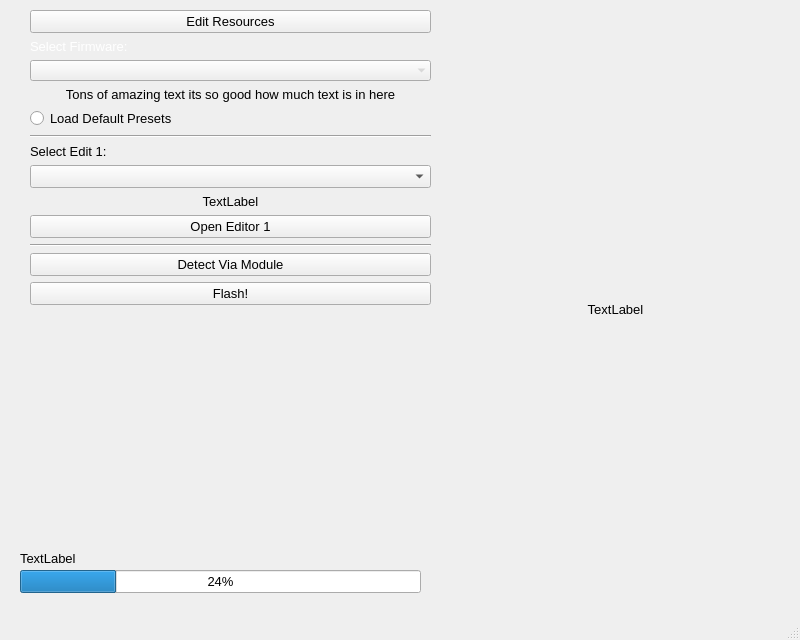
Above: mainwindow.ui from starlingcode/viaflash before the change. Below: the same form after it.
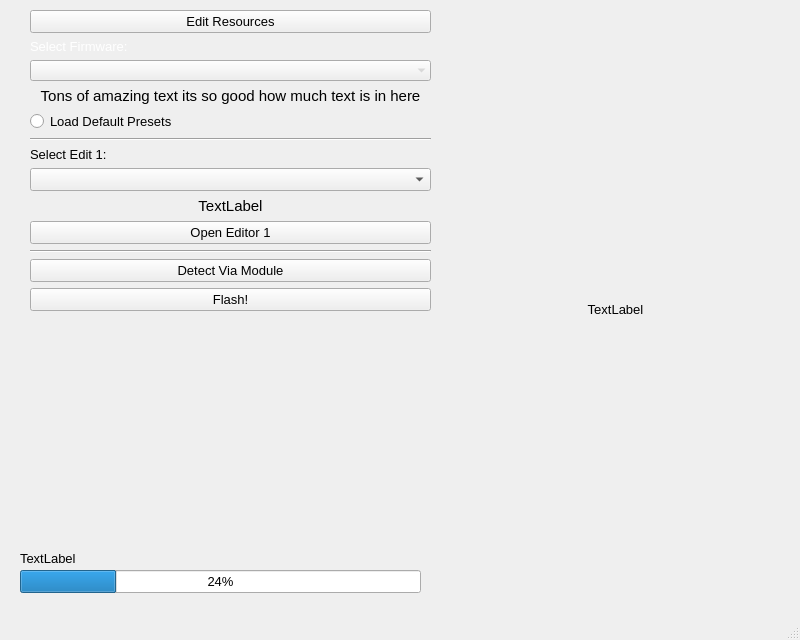
That is the form after the change.

Commit message: Update description text size and placeholder text while loading remote resources

Diff of the .ui file:
```diff
--- a/mainwindow.ui
+++ b/mainwindow.ui
@@ -200,6 +200,11 @@
          <verstretch>0</verstretch>
         </sizepolicy>
        </property>
+       <property name="font">
+        <font>
+         <pointsize>11</pointsize>
+        </font>
+       </property>
        <property name="text">
         <string>Tons of amazing text its so good how much text is in here</string>
        </property>
@@ -263,6 +268,11 @@
          <verstretch>0</verstretch>
         </sizepolicy>
        </property>
+       <property name="font">
+        <font>
+         <pointsize>11</pointsize>
+        </font>
+       </property>
        <property name="text">
         <string>TextLabel</string>
        </property>
```
The commit also changes 2 other files.
